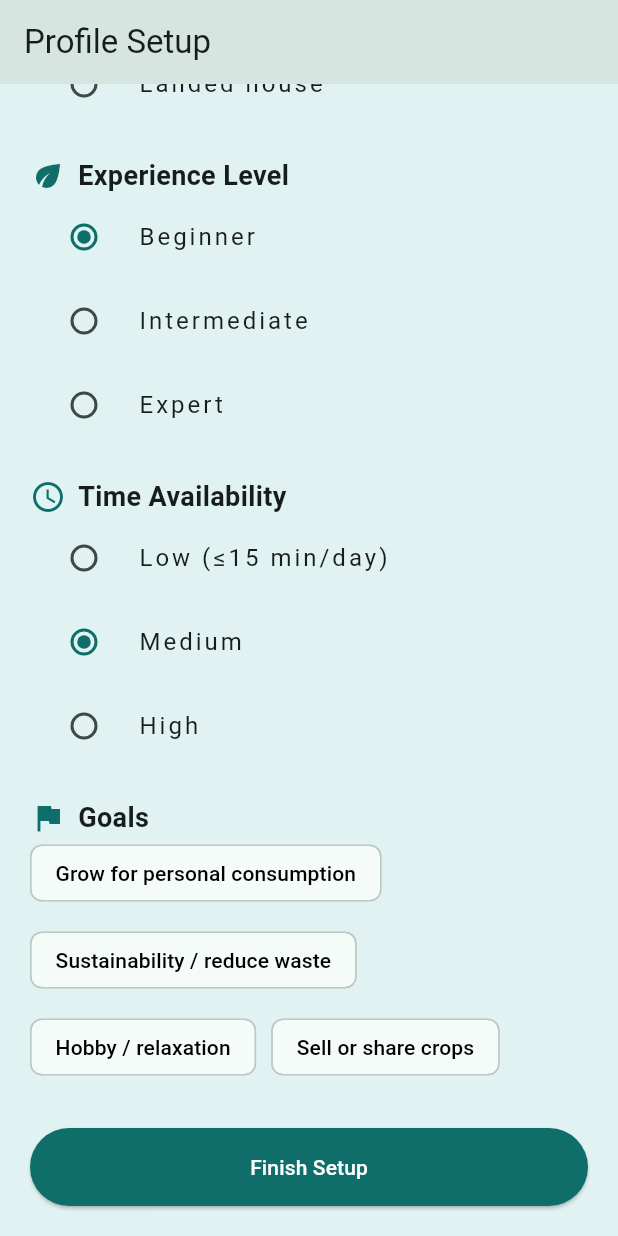
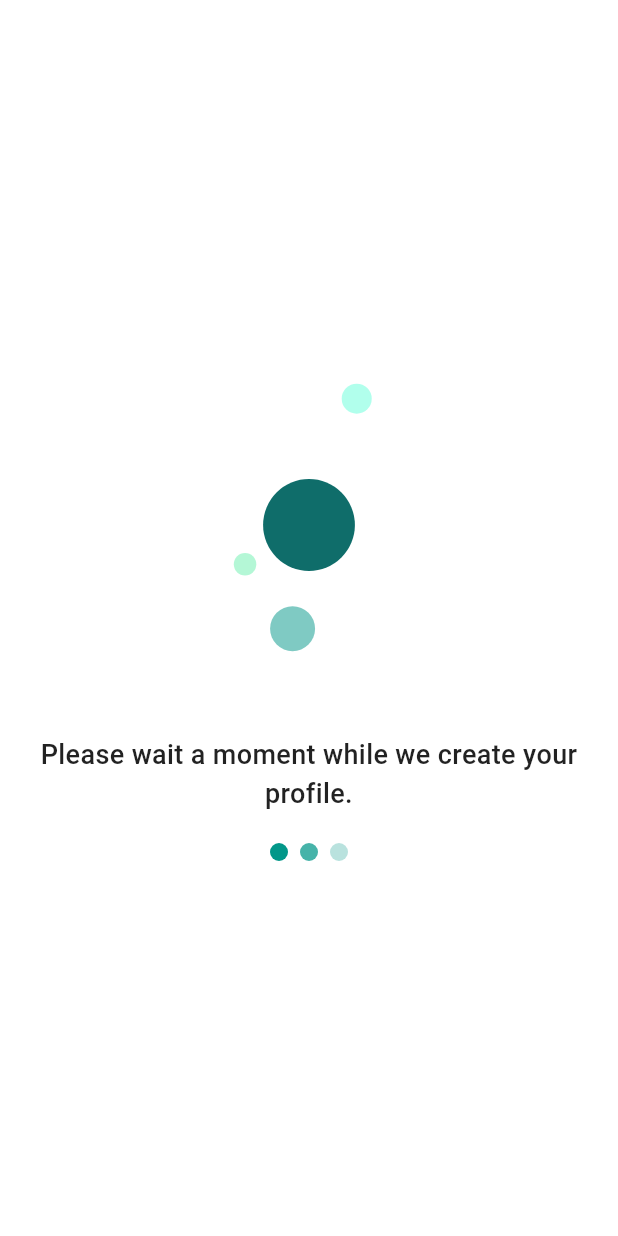
Before and after one commit to KwanJunEr/kitahack_2026, a Flutter app: the SetupScreen screen opened directly, scrolled down 130 dp, after a tap on "Finish Setup", on a phone screen of 412 x 824 dp. Run offline on Flutter 3.47's test engine with Material 3 defaults, Android fonts, the phone set to English and light mode, and no system bars; our stand-ins replace cloud_firestore, firebase_auth, firebase_core; accounts and stored records are empty.

Commit message:
completed setup screen and home screen for testing

```diff
--- a/lib/features/auth/presentation/setup_screen.dart
+++ b/lib/features/auth/presentation/setup_screen.dart
@@ -1,4 +1,8 @@
+import 'package:cloud_firestore/cloud_firestore.dart';
+import 'package:firebase_auth/firebase_auth.dart';
 import 'package:flutter/material.dart';
+import 'package:kitahack_2026/features/auth/presentation/signup_final_loading.dart';
+import 'package:kitahack_2026/features/home/presentation/home.dart';
 
 class SetupScreen extends StatefulWidget {
   const SetupScreen({super.key});
@@ -44,6 +48,41 @@ class _SetupScreenState extends State<SetupScreen> {
     );
   }
 
+  Future<void> _finishSetup() async {
+    final uid = FirebaseAuth.instance.currentUser!.uid;
+
+    /// Show the final loading screen
+    await Navigator.push(
+      context,
+      MaterialPageRoute(
+        builder: (_) => const SignUpFinalLoadingScreen(),
+      ),
+    );
+
+    try {
+      /// Save the setup data
+      await FirebaseFirestore.instance.collection('userProfiles').doc(uid).update({
+        'livingType': livingType,
+        'experience': experience,
+        'timeAvailability': time,
+        'goals': goals.toList(),
+        'setupCompleted': true,
+        'updatedAt': FieldValue.serverTimestamp(),
+      });
+
+      /// Navigate to Home after saving
+      Navigator.pushReplacement(
+        context,
+        MaterialPageRoute(builder: (_) => const HomeScreen()),
+      );
+    } catch (e) {
+      /// Error handling
+      ScaffoldMessenger.of(context).showSnackBar(
+        SnackBar(content: Text("Error saving profile: $e")),
+      );
+    }
+  }
+
   @override
   Widget build(BuildContext context) {
     return Scaffold(
@@ -55,7 +94,7 @@ class _SetupScreenState extends State<SetupScreen> {
           children: [
             sectionTitle("Living Type", Icons.home),
             radioTile(
-              "Apartment",
+              "Apartment/Condo",
               livingType,
               (v) => setState(() => livingType = v),
             ),
@@ -125,9 +164,7 @@ class _SetupScreenState extends State<SetupScreen> {
             SizedBox(
               width: double.infinity,
               child: ElevatedButton(
-                onPressed: () {
-                  // TODO: Submit setup data
-                },
+                onPressed: _finishSetup,
                 style: ElevatedButton.styleFrom(
                   backgroundColor: const Color(0xFF0F6D6A),
                   padding: const EdgeInsets.symmetric(vertical: 16),
--- /dev/null
+++ b/lib/features/auth/presentation/signup_final_loading.dart
@@ -0,0 +1,158 @@
+import 'dart:math';
+import 'package:flutter/material.dart';
+
+class SignUpFinalLoadingScreen extends StatefulWidget {
+  const SignUpFinalLoadingScreen({super.key});
+
+  @override
+  State<SignUpFinalLoadingScreen> createState() =>
+      _SignUpFinalLoadingScreenState();
+}
+
+class _SignUpFinalLoadingScreenState extends State<SignUpFinalLoadingScreen>
+    with TickerProviderStateMixin {
+  late AnimationController _rotationController;
+  late AnimationController _pulseController;
+  int _step = 0;
+  final List<String> _messages = [
+    "Please wait a moment while we create your profile.",
+    "Initializing your profile…",
+    "Profile setup complete!"
+  ];
+
+  @override
+  void initState() {
+    super.initState();
+
+    _rotationController =
+        AnimationController(vsync: this, duration: const Duration(seconds: 4))
+          ..repeat();
+
+    _pulseController =
+        AnimationController(vsync: this, duration: const Duration(seconds: 2))
+          ..repeat(reverse: true);
+
+    // Update step every 2 seconds
+    Future.delayed(const Duration(seconds: 2), _nextStep);
+  }
+
+  void _nextStep() {
+    if (_step < _messages.length - 1) {
+      setState(() => _step++);
+      Future.delayed(const Duration(seconds: 2), _nextStep);
+    } else {
+      // After final step, automatically navigate back or to next screen
+      Future.delayed(const Duration(seconds: 1), () {
+        Navigator.pop(context);
+      });
+    }
+  }
+
+  @override
+  void dispose() {
+    _rotationController.dispose();
+    _pulseController.dispose();
+    super.dispose();
+  }
+
+  // Rotating Circle Layer
+  Widget rotatingCircle(double size, Color color, double radius, double speed) {
+    return AnimatedBuilder(
+      animation: _rotationController,
+      builder: (_, __) {
+        final angle = _rotationController.value * 2 * pi * speed;
+        return Transform.translate(
+          offset: Offset(radius * cos(angle), radius * sin(angle)),
+          child: Container(
+            width: size,
+            height: size,
+            decoration: BoxDecoration(
+              color: color.withOpacity(0.5),
+              shape: BoxShape.circle,
+            ),
+          ),
+        );
+      },
+    );
+  }
+
+  // Pulsing center
+  Widget pulsingCenter(double size, Color color) {
+    return AnimatedBuilder(
+      animation: _pulseController,
+      builder: (_, __) {
+        final scale = 0.8 + 0.4 * _pulseController.value;
+        return Transform.scale(
+          scale: scale,
+          child: Container(
+            width: size,
+            height: size,
+            decoration: BoxDecoration(
+              color: color,
+              shape: BoxShape.circle,
+            ),
+          ),
+        );
+      },
+    );
+  }
+
+  @override
+  Widget build(BuildContext context) {
+    return Scaffold(
+      backgroundColor: Colors.white,
+      body: Center(
+        child: Column(
+          mainAxisAlignment: MainAxisAlignment.center,
+          children: [
+            SizedBox(
+              width: 200,
+              height: 200,
+              child: Stack(
+                alignment: Alignment.center,
+                children: [
+                  rotatingCircle(30, Colors.teal, 70, 1.0),
+                  rotatingCircle(20, Colors.tealAccent, 90, -0.7),
+                  rotatingCircle(15, Colors.greenAccent, 50, 1.5),
+                  pulsingCenter(60, const Color(0xFF0F6D6A)),
+                ],
+              ),
+            ),
+            const SizedBox(height: 40),
+            Text(
+              _messages[_step],
+              textAlign: TextAlign.center,
+              style: const TextStyle(
+                fontSize: 18,
+                fontWeight: FontWeight.w500,
+                color: Colors.black87,
+              ),
+            ),
+            const SizedBox(height: 20),
+            // Optional: small moving dots to show activity
+            Row(
+              mainAxisAlignment: MainAxisAlignment.center,
+              children: List.generate(3, (index) {
+                return AnimatedBuilder(
+                  animation: _pulseController,
+                  builder: (_, __) {
+                    double offset = sin((_pulseController.value + index * 0.3) * pi);
+                    return Container(
+                      margin: const EdgeInsets.symmetric(horizontal: 4),
+                      width: 12,
+                      height: 12,
+                      decoration: BoxDecoration(
+                        color: Colors.teal.withOpacity(0.5 + 0.5 * offset),
+                        shape: BoxShape.circle,
+                      ),
+                    );
+                  },
+                );
+              }),
+            ),
+          ],
+        ),
+      ),
+    );
+  }
+}
```
Also changed, not shown: lib/features/home/presentation/home.dart (added, +122 -0 lines), lib/features/myplants/presentation/myplants_home.dart (deleted).
